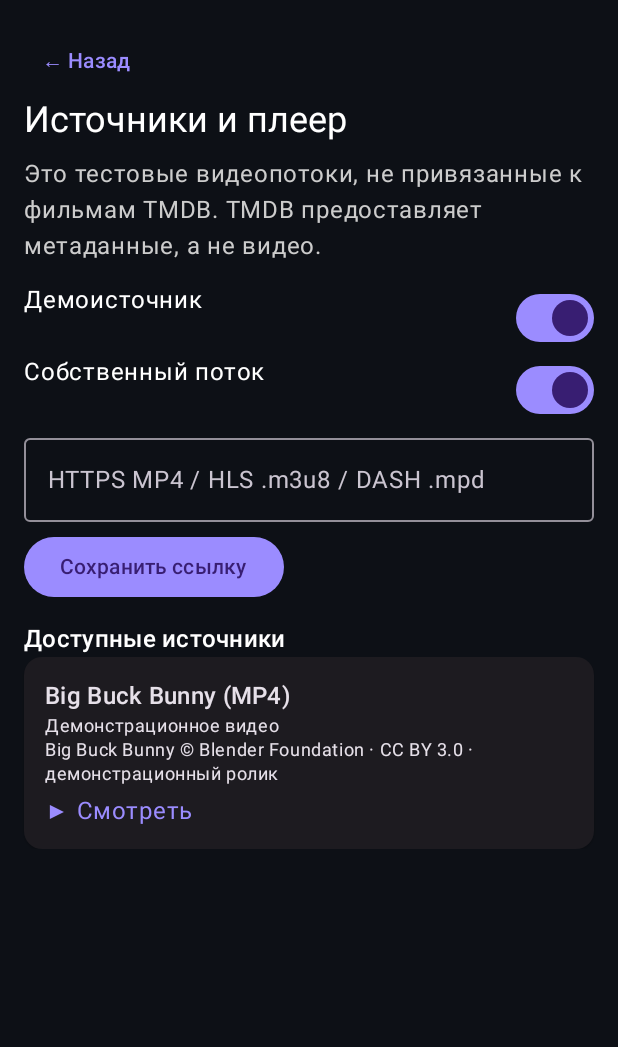
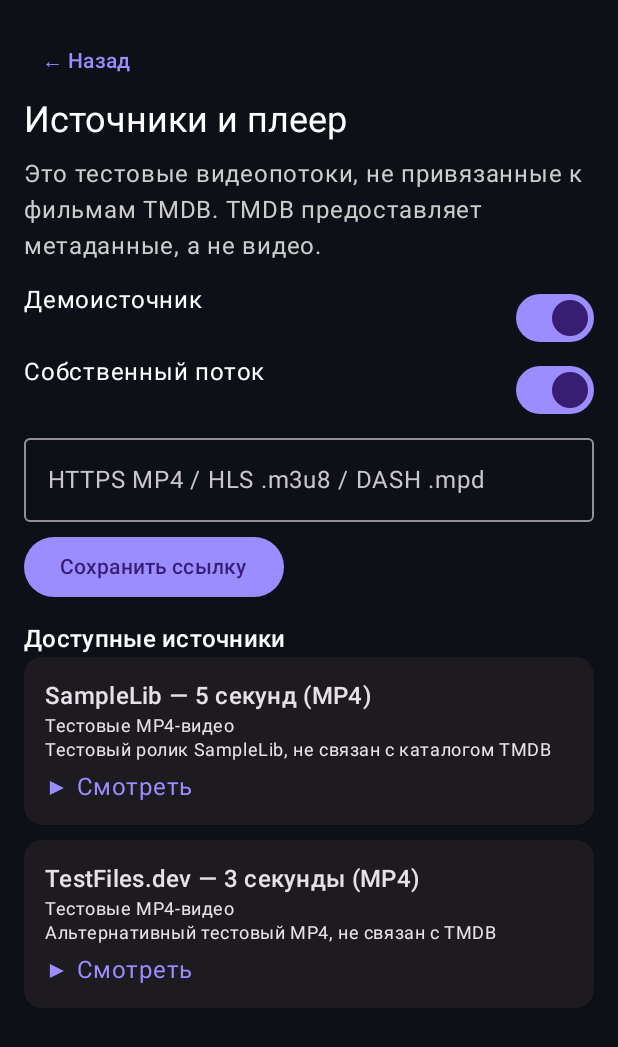
Before and after one commit to Taktangel/CinemaHub, an Android app built with Jetpack Compose: the composable SourcesScreen shown on its own in the app's theme, on a phone screen of 412 x 824 dp. Shown: the top 1047 px of the screen. Run offline under Robolectric (Android 15) with nearby library versions, the phone set to English and light mode, and no system bars.

Commit message:
Fix demo MP4 playback and display HTTP response errors

```diff
--- a/app/src/main/java/com/cinemahub/app/SourcesScreen.kt
+++ b/app/src/main/java/com/cinemahub/app/SourcesScreen.kt
@@ -29,14 +29,21 @@ interface StreamSource {
 
 private object DemoSource : StreamSource {
     override val id = "demo"
-    override val label = "Демонстрационное видео"
+    override val label = "Тестовые MP4-видео"
     override fun streams(context: Context) = listOf(
         StreamItem(
-            id = "big-buck-bunny",
-            title = "Big Buck Bunny (MP4)",
-            url = "https://storage.googleapis.com/gtv-videos-bucket/sample/BigBuckBunny.mp4",
+            id = "samplelib-5s",
+            title = "SampleLib — 5 секунд (MP4)",
+            url = "https://samplelib.com/lib/preview/mp4/sample-5s.mp4",
             source = label,
-            attribution = "Big Buck Bunny © Blender Foundation · CC BY 3.0 · демонстрационный ролик"
+            attribution = "Тестовый ролик SampleLib, не связан с каталогом TMDB"
+        ),
+        StreamItem(
+            id = "testfiles-3s",
+            title = "TestFiles.dev — 3 секунды (MP4)",
+            url = "https://assets.testfiles.dev/video/sample-3s.mp4",
+            source = label,
+            attribution = "Альтернативный тестовый MP4, не связан с TMDB"
         )
     )
 }
```
